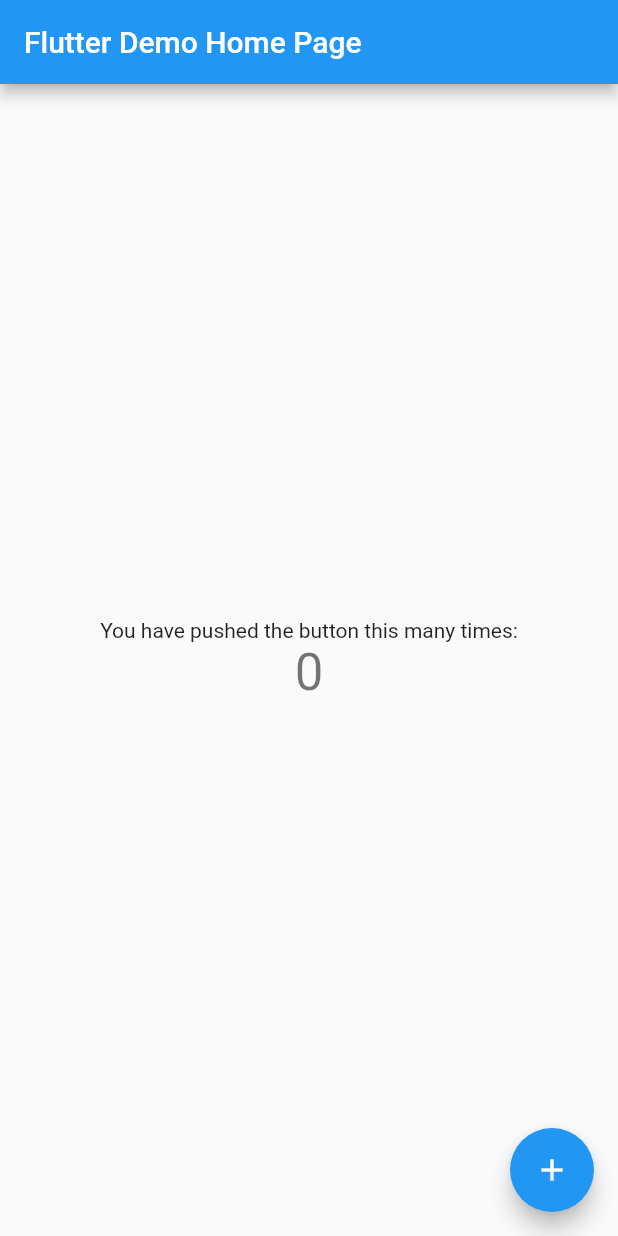
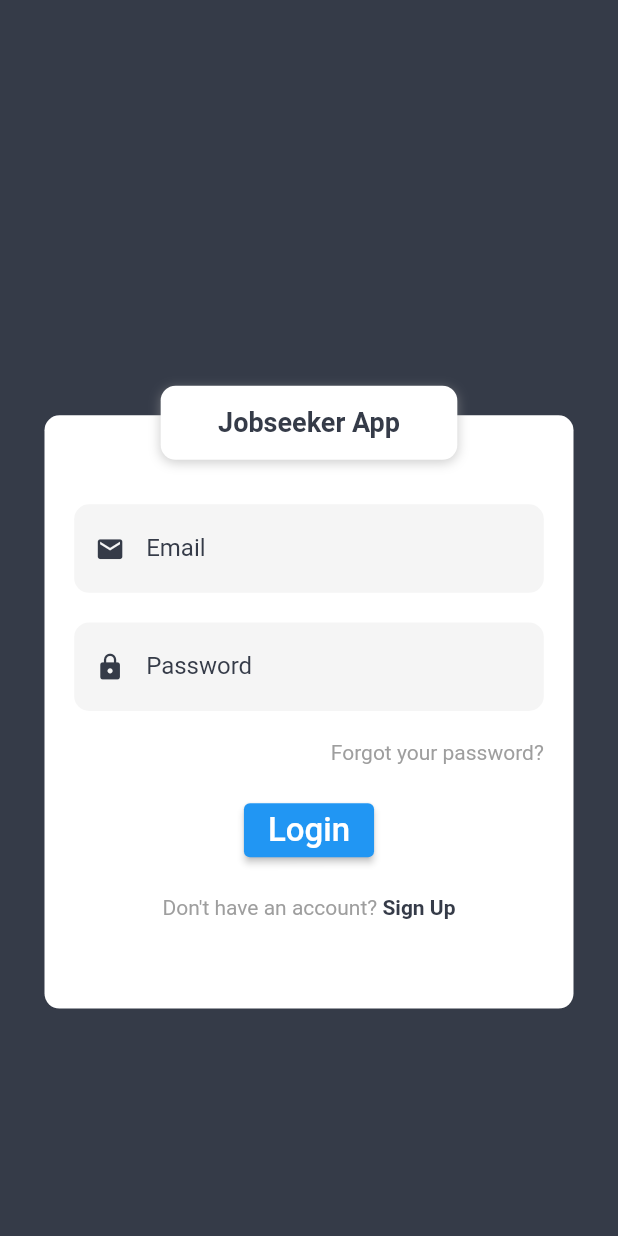
Before and after one commit to AbdulazizNassar/mafqud_project, a Flutter app: the screen it shows after launch, on a phone screen of 412 x 824 dp. Run offline on Flutter 3.47's test engine with Material 2 defaults, Android fonts, the light colour scheme and no system bars; our stand-ins replace firebase_auth, flutter_spinkit, google_sign_in; accounts and stored records are empty.

Commit message:
added login and signup

```diff
--- a/lib/main.dart
+++ b/lib/main.dart
@@ -1,115 +1,23 @@
+
 import 'package:flutter/material.dart';
+import 'package:mafqud_project/screens/auth.dart';
 
 void main() {
-  runApp(const MyApp());
+  runApp(MyApp());
 }
 
 class MyApp extends StatelessWidget {
-  const MyApp({super.key});
-
-  // This widget is the root of your application.
   @override
   Widget build(BuildContext context) {
     return MaterialApp(
-      title: 'Flutter Demo',
+      debugShowCheckedModeBanner: false,
+      title: 'Flutter UI Login and Register',
       theme: ThemeData(
-        // This is the theme of your application.
-        //
-        // Try running your application with "flutter run". You'll see the
-        // application has a blue toolbar. Then, without quitting the app, try
-        // changing the primarySwatch below to Colors.green and then invoke
-        // "hot reload" (press "r" in the console where you ran "flutter run",
-        // or simply save your changes to "hot reload" in a Flutter IDE).
-        // Notice that the counter didn't reset back to zero; the application
-        // is not restarted.
-        primarySwatch: Colors.blue,
+        backgroundColor: Colors.white,
+        appBarTheme: AppBarTheme(color: Colors.blue, elevation: 2),
+        visualDensity: VisualDensity.adaptivePlatformDensity,
       ),
-      home: const MyHomePage(title: 'Flutter Demo Home Page'),
+      home: Auth(),
     );
   }
 }
-
-class MyHomePage extends StatefulWidget {
-  const MyHomePage({super.key, required this.title});
-
-  // This widget is the home page of your application. It is stateful, meaning
-  // that it has a State object (defined below) that contains fields that affect
-  // how it looks.
-
-  // This class is the configuration for the state. It holds the values (in this
-  // case the title) provided by the parent (in this case the App widget) and
-  // used by the build method of the State. Fields in a Widget subclass are
-  // always marked "final".
-
-  final String title;
-
-  @override
-  State<MyHomePage> createState() => _MyHomePageState();
-}
-
-class _MyHomePageState extends State<MyHomePage> {
-  int _counter = 0;
-
-  void _incrementCounter() {
-    setState(() {
-      // This call to setState tells the Flutter framework that something has
-      // changed in this State, which causes it to rerun the build method below
-      // so that the display can reflect the updated values. If we changed
-      // _counter without calling setState(), then the build method would not be
-      // called again, and so nothing would appear to happen.
-      _counter++;
-    });
-  }
-
-  @override
-  Widget build(BuildContext context) {
-    // This method is rerun every time setState is called, for instance as done
-    // by the _incrementCounter method above.
-    //
-    // The Flutter framework has been optimized to make rerunning build methods
-    // fast, so that you can just rebuild anything that needs updating rather
-    // than having to individually change instances of widgets.
-    return Scaffold(
-      appBar: AppBar(
-        // Here we take the value from the MyHomePage object that was created by
-        // the App.build method, and use it to set our appbar title.
-        title: Text(widget.title),
-      ),
-      body: Center(
-        // Center is a layout widget. It takes a single child and positions it
-        // in the middle of the parent.
-        child: Column(
-          // Column is also a layout widget. It takes a list of children and
-          // arranges them vertically. By default, it sizes itself to fit its
-          // children horizontally, and tries to be as tall as its parent.
-          //
-          // Invoke "debug painting" (press "p" in the console, choose the
-          // "Toggle Debug Paint" action from the Flutter Inspector in Android
-          // Studio, or the "Toggle Debug Paint" command in Visual Studio Code)
-          // to see the wireframe for each widget.
-          //
-          // Column has various properties to control how it sizes itself and
-          // how it positions its children. Here we use mainAxisAlignment to
-          // center the children vertically; the main axis here is the vertical
-          // axis because Columns are vertical (the cross axis would be
-          // horizontal).
-          mainAxisAlignment: MainAxisAlignment.center,
-          children: <Widget>[
-            const Text(
-              'You have pushed the button this many times:',
-            ),
-            Text(
-              '$_counter',
-              style: Theme.of(context).textTheme.headline4,
-            ),
-          ],
-        ),
-      ),
-      floatingActionButton: FloatingActionButton(
-        onPressed: _incrementCounter,
-        tooltip: 'Increment',
-        child: const Icon(Icons.add),
-      ), // This trailing comma makes auto-formatting nicer for build methods.
-    );
-  }
-}
--- a/lib/models/User.dart
+++ b/lib/models/currentUser.dart
@@ -1,15 +1,16 @@
 
-class User{
+class currentUser{
 
   final String uid;
 
-  User({required this.uid});
+  currentUser({required this.uid});
 
 }
 
 class UserData{
-  final String firstName, lastName, email,password,phoneNum;
+  final String uid,firstName, lastName, email,password,phoneNum;
   UserData({
+    required this.uid,
     required this.firstName,
     required this.lastName,
     required this.email,
--- /dev/null
+++ b/lib/screens/auth.dart
@@ -0,0 +1,26 @@
+import 'package:flutter/material.dart';
+import 'package:mafqud_project/screens/sign_in.dart';
+import 'package:mafqud_project/screens/register.dart';
+
+class Auth extends StatefulWidget {
+  @override
+  _AuthState createState() => _AuthState();
+}
+
+class _AuthState extends State<Auth> {
+  bool showSignIn = true;
+  void toggleView() {
+    setState(() => showSignIn = !showSignIn);
+  }
+
+  @override
+  Widget build(BuildContext context) {
+    if (showSignIn) {
+      return SignIn(
+        toggleView: toggleView,
+      );
+    } else {
+      return Register(toggleView: toggleView);
+    }
+  }
+}
--- /dev/null
+++ b/lib/screens/sign_in.dart
@@ -0,0 +1,187 @@
+import 'package:flutter/material.dart';
+import 'package:mafqud_project/shared/constants.dart';
+import 'package:mafqud_project/shared/size_config.dart';
+
+class SignIn extends StatefulWidget {
+  final Function toggleView;
+  SignIn({required this.toggleView});
+
+  @override
+  _SignInState createState() => _SignInState();
+}
+
+class _SignInState extends State<SignIn> {
+  @override
+  Widget build(BuildContext context) {
+    SizeConfig().init(context);
+    return Scaffold(
+      body: SingleChildScrollView(
+        child: Column(
+          children: <Widget>[
+            Stack(
+              children: <Widget>[
+                Container(
+                  height: MediaQuery.of(context).size.height,
+                  decoration: BoxDecoration(
+                    color: primaryColor,
+                  ),
+                ),
+                SizedBox(
+                  height: SizeConfig.defaultSize * 5,
+                ),
+                Center(
+                  child: Padding(
+                    padding: EdgeInsets.only(
+                        left: SizeConfig.defaultSize * 3,
+                        right: SizeConfig.defaultSize * 3),
+                    child: Form(
+                      child: Container(
+                        margin:
+                        EdgeInsets.only(top: SizeConfig.defaultSize * 28),
+                        padding: EdgeInsets.only(
+                            top: SizeConfig.defaultSize * 6,
+                            bottom: SizeConfig.defaultSize * 2,
+                            left: SizeConfig.defaultSize * 2,
+                            right: SizeConfig.defaultSize * 2),
+                        height: SizeConfig.defaultSize * 40,
+                        decoration: BoxDecoration(
+                          borderRadius: BorderRadius.circular(10),
+                          color: Colors.white,
+                        ),
+                        child: Column(
+                          children: <Widget>[
+                            TextFormField(
+                              decoration: InputDecoration(
+                                labelText: 'Email',
+                                labelStyle: TextStyle(color: primaryColor),
+                                prefixIcon: Icon(
+                                  Icons.mail,
+                                  size: SizeConfig.defaultSize * 2,
+                                  color: primaryColor,
+                                ),
+                                filled: true,
+                                enabledBorder: UnderlineInputBorder(
+                                  borderRadius: BorderRadius.circular(10),
+                                  borderSide: BorderSide.none,
+                                ),
+                                focusedBorder: OutlineInputBorder(
+                                    borderRadius: BorderRadius.circular(10),
+                                    borderSide:
+                                    BorderSide(color: primaryColor)),
+                              ),
+                            ),
+                            SizedBox(
+                              height: SizeConfig.defaultSize * 2,
+                            ),
+                            TextFormField(
+                              decoration: InputDecoration(
+                                labelText: 'Password',
+                                labelStyle: TextStyle(color: primaryColor),
+                                prefixIcon: Icon(
+                                  Icons.lock,
+                                  size: SizeConfig.defaultSize * 2,
+                                  color: primaryColor,
+                                ),
+                                filled: true,
+                                enabledBorder: UnderlineInputBorder(
+                                  borderRadius: BorderRadius.circular(10),
+                                  borderSide: BorderSide.none,
+                                ),
+                                focusedBorder: OutlineInputBorder(
+                                    borderRadius: BorderRadius.circular(10),
+                                    borderSide:
+                                    BorderSide(color: primaryColor)),
+                              ),
+                            ),
+                            SizedBox(
+                              height: SizeConfig.defaultSize * 2,
+                            ),
+                            Align(
+                              alignment: Alignment.centerRight,
+                              child: InkWell(
+                                child: Text(
+                                  'Forgot your password?',
+                                  style: TextStyle(color: Colors.grey),
+                                ),
+                                onTap: () {},
+                              ),
+                            ),
+                            SizedBox(
+                              height: SizeConfig.defaultSize * 2,
+                            ),
+                            ButtonTheme(
+                              height: SizeConfig.defaultSize * 5,
+                              minWidth: MediaQuery.of(context).size.width,
+                              child: ElevatedButton(
+                                child: Text(
+                                  'Login',
+                                  style: TextStyle(
+                                      fontSize: 22, color: Colors.white),
+                                ),
+                                onPressed: () {},
+                              ),
+                            ),
+                            SizedBox(
+                              height: SizeConfig.defaultSize * 2,
+                            ),
+                            Row(
+                              mainAxisAlignment: MainAxisAlignment.center,
+                              children: <Widget>[
+                                Text(
+                                  "Don't have an account? ",
+                                  style: TextStyle(color: Colors.grey),
+                                ),
+                                GestureDetector(
+                                  onTap: () {
+                                    widget.toggleView();
+                                  },
+                                  child: Text(
+                                    'Sign Up',
+                                    style: TextStyle(
+                                        color: primaryColor,
+                                        fontWeight: FontWeight.bold),
+                                  ),
+                                ),
+                              ],
+                            ),
+                          ],
+                        ),
+                      ),
+                    ),
+                  ),
+                ),
+                Center(
+                  child: Container(
+                    margin: EdgeInsets.only(top: SizeConfig.defaultSize * 26),
+                    height: SizeConfig.defaultSize * 5,
+                    width: SizeConfig.defaultSize * 20,
+                    decoration: BoxDecoration(
+                      borderRadius: BorderRadius.circular(10),
+                      color: Colors.white,
+                      boxShadow: [
+                        BoxShadow(
+                          color: Colors.grey.withOpacity(0.5),
+                          blurRadius: 6,
+                          offset: Offset(0, 2), // changes position of shadow
+                        ),
+                      ],
+                    ),
+                    child: Center(
+                      child: Text(
+                        'Jobseeker App',
+                        style: TextStyle(
+                            color: primaryColor,
+                            fontWeight: FontWeight.bold,
+                            fontSize: 18),
+                      ),
+                    ),
+                  ),
+                ),
+              ],
+            ),
+          ],
+        ),
+      ),
+    );
+  }
+}
--- /dev/null
+++ b/lib/services/auth.dart
@@ -0,0 +1,74 @@
+import 'package:firebase_auth/firebase_auth.dart';
+import 'package:google_sign_in/google_sign_in.dart';
+
+
+class AuthService {
+
+  final FirebaseAuth _auth = FirebaseAuth.instance;
+
+  User? get currentUser => _auth.currentUser;
+
+  Stream<User?> get authStateChanges => _auth.authStateChanges();
+
+  // sign in with email and password
+  Future<String> signInWithEmailAndPassword({
+    required String email,
+    required String password
+  }) async {
+    try {
+     await AuthService().signInWithEmailAndPassword(
+        email: email,
+        password: password
+      );
+     return "";
+    } on FirebaseAuthException catch (e) {
+      return e.toString();
+    }
+  }
+
+  // register with email and password
+  Future registerWithEmailAndPassword(String email, String password) async {
+    try {
+      await FirebaseAuth.instance.createUserWithEmailAndPassword(
+        email: email,
+        password: password,
+      );
+    } on FirebaseAuthException catch (e) {
+      if (e.code == 'weak-password') {
+        print('The password provided is too weak.');
+      } else if (e.code == 'email-already-in-use') {
+        print('The account already exists for that email.');
+      }
+    } catch (e) {
+      print(e);
+    }
+  }
+
+  Future<UserCredential> signInWithGoogle() async {
+    // Trigger the authentication flow
+    final GoogleSignInAccount? googleUser = await GoogleSignIn().signIn();
+
+    // Obtain the auth details from the request
+    final GoogleSignInAuthentication? googleAuth = await googleUser?.authentication;
+
+    // Create a new credential
+    final credential = GoogleAuthProvider.credential(
+      accessToken: googleAuth?.accessToken,
+      idToken: googleAuth?.idToken,
+    );
+
+    // Once signed in, return the UserCredential
+    return await FirebaseAuth.instance.signInWithCredential(credential);
+  }
+
+  // sign out
+  Future signOut() async {
+    try {
+      return await _auth.signOut();
+    } catch (error) {
+      print(error.toString());
+      return null;
+    }
+  }
+
+}
--- /dev/null
+++ b/lib/shared/size_config.dart
@@ -0,0 +1,19 @@
+import 'package:flutter/widgets.dart';
+
+class SizeConfig {
+  static MediaQueryData _mediaQueryData = MediaQueryData();
+  static double screenWidth  = 0;
+  static double screenHeight = 0;
+  static double defaultSize = 0;
+  static Orientation orientation = orientation;
+
+  void init(BuildContext context) {
+    _mediaQueryData = MediaQuery.of(context);
+    screenWidth = _mediaQueryData.size.width;
+    screenHeight = _mediaQueryData.size.height;
+    orientation = _mediaQueryData.orientation;
+    defaultSize = orientation == Orientation.landscape
+        ? screenHeight * 0.024
+        : screenWidth * 0.024;
+  }
+}
--- a/pubspec.yaml
+++ b/pubspec.yaml
@@ -32,7 +32,9 @@
   flutter:
     sdk: flutter
   firebase_auth: ^4.2.5
+  firebase_core: ^2.4.1
   cloud_firestore: ^4.3.1
+  google_sign_in: ^5.4.4
   provider: ^6.0.5
   flutter_spinkit: ^5.1.0
 
```
Also changed, not shown: lib/screens/register.dart (added, +211 -0 lines), lib/shared/constants.dart (added, +16 -0 lines), lib/shared/loading.dart (added, +17 -0 lines), lib/services/database.dart (added), pubspec.lock, 1 other file.
